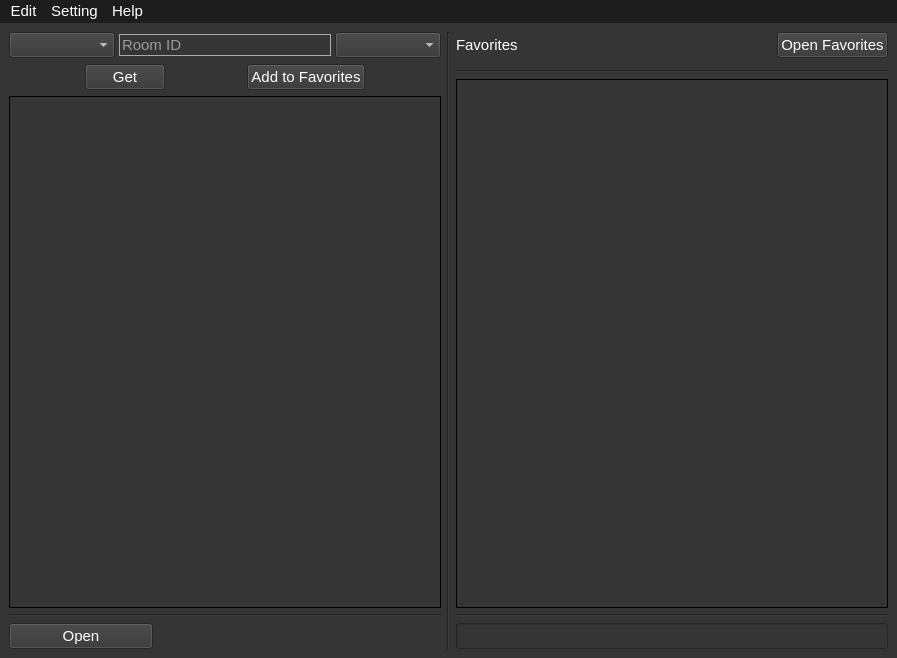
The window that EGLS/ui/main.ui (Kenny3Shen/EGLS-Software-Engineering) describes before a commit, drawn with Qt 5.
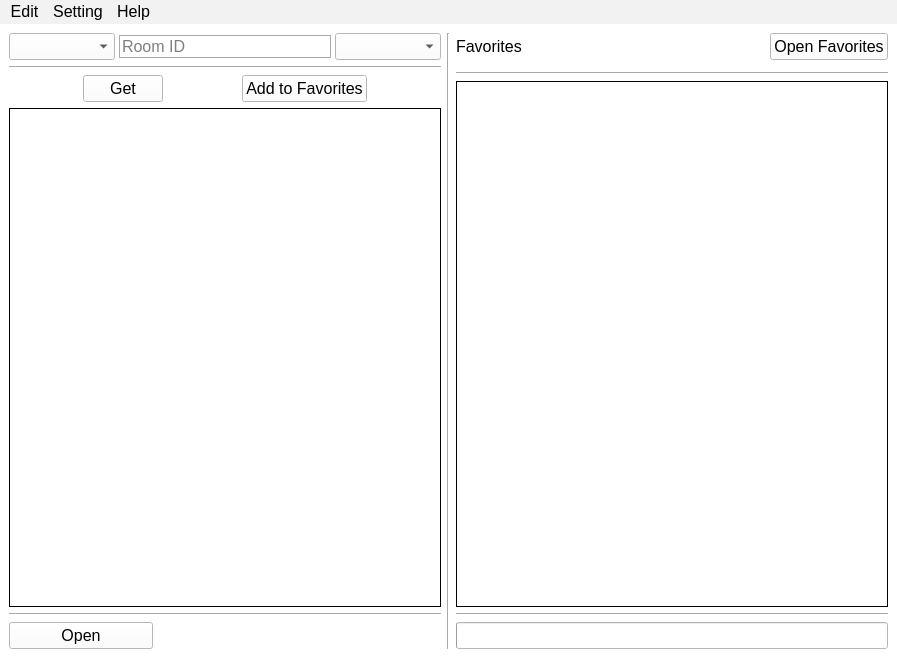
The same window after the commit.

```diff
--- a/EGLS/ui/main.ui
+++ b/EGLS/ui/main.ui
@@ -21,9 +21,9 @@
   </property>
   <property name="styleSheet">
    <string notr="true">*{
-                background-color:rgb(53,53,53);
-                color: rgb(255,255,255);
-                font-size: 15px;
+                background-color:rgb(255,255,255);
+                color: rgb(0,0,0);
+                font-size: 16px;
                 font-family:Consolas, 微软雅黑
                 }
                 #roomID{
@@ -33,33 +33,34 @@
                 border:.5px solid rgb(150, 150, 150);
                 }
                 #trueLink{
-                font-size: 17px;
+                font-size: 20px;
+				border:1px solid rgb(0,0, 0);
                 }
                 #favorites{
-                font-size: 17px;
+                font-size: 20px;
                 }
                 QMenu::item:selected{
                 background-color:rgb(80, 80, 80);
                 }
                 QComboBox::item:selected{
-                background-color:rgb(80, 80, 80);
+                background-color:rgb(38, 117, 191);
                 }
                 QListWidget::item:selected{
-                background-color:rgb(80, 80, 80);
+                background-color:rgb(38, 117, 191);
                 }
                 QPushButton:hover{
                 border:1px solid rgb(255, 255, 255);
                 }
                 #trueLink{
-                border:1px solid rgb(0, 0, 0);
+                border:1px solid rgb(0,0, 0);
                 }
                 QListWidget{
-                border:1px solid rgb(0, 0, 0);
+                border:1px solid rgb(0,0, 0);
                 }
                 #menubar{
-                border-bottom:.5px solid rgb(150, 150, 150);
+                border-bottom:.5px solid rgb(242, 242, 242);
 				
-	background-color:rgb(29, 29, 29);
+	background-color:rgb(242, 242, 242);
                 }
             </string>
   </property>
@@ -111,6 +112,13 @@
           </item>
          </layout>
         </item>
+        <item>
+         <widget class="Line" name="line_2">
+          <property name="orientation">
+           <enum>Qt::Horizontal</enum>
+          </property>
+         </widget>
+        </item>
         <item>
          <layout class="QHBoxLayout" name="horizontalLayout_3">
           <item>
@@ -346,7 +354,7 @@
      <x>0</x>
      <y>0</y>
      <width>897</width>
-     <height>26</height>
+     <height>27</height>
     </rect>
    </property>
    <widget class="QMenu" name="menuAbout">
```
Left out of the diff: 26 changed lines with no effect on the pictures.
